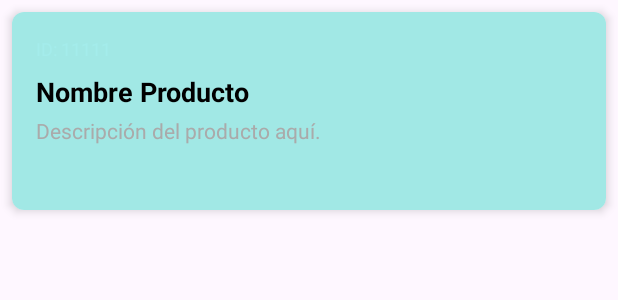
After one commit to juansanchez23/UtadeliciasApp, an Android app: the layout item_product.xml on its own in the app's theme, with its tools: preview values and no code run, on a phone screen of 412 x 824 dp. The commit adds this screen. Shown: the top 300 px of the screen. Run offline under Robolectric (Android 15) with nearby library versions, the phone set to English and light mode, and no system bars.

Commit message:
voy a salir banda pero dejo mi commit

```diff
--- a/app/build.gradle
+++ b/app/build.gradle
@@ -40,9 +40,6 @@ android {
 
 dependencies {
 
-    //Navigation component
-    implementation libs.androidx.navigation.fragment.ktx
-    implementation libs.androidx.navigation.ui.ktx
 
 
     implementation libs.androidx.core.ktx
--- a/app/src/main/java/com/appmoviles/utadeliciasapp/AddProductsFragment.kt
+++ b/app/src/main/java/com/appmoviles/utadeliciasapp/AddProductsFragment.kt
@@ -10,7 +10,7 @@ import android.widget.ImageView
 
 class AddProductsFragment : Fragment() {
 
-    private lateinit var ivBack_add: ImageView
+    private lateinit var ivBackAdd: ImageView
 
     override fun onCreateView(
         inflater: LayoutInflater, container: ViewGroup?,
@@ -24,10 +24,10 @@ class AddProductsFragment : Fragment() {
         super.onViewCreated(view, savedInstanceState)
 
         // Inicializar el ImageView de retroceso
-        ivBack_add = view.findViewById(R.id.ivBack_add)
+        ivBackAdd = view.findViewById(R.id.ivBack_add)
 
         // Configurar el listener para el ImageView
-        ivBack_add.setOnClickListener {
+        ivBackAdd.setOnClickListener {
             parentFragmentManager.popBackStack() // Vuelve al fragmento anterior en la pila
         }
     }
--- a/app/src/main/java/com/appmoviles/utadeliciasapp/NavCliente.kt
+++ b/app/src/main/java/com/appmoviles/utadeliciasapp/NavCliente.kt
@@ -17,7 +17,7 @@ class NavCliente : AppCompatActivity() {
         binding2.bottomNavigationView2.setOnItemSelectedListener {
             when(it.itemId){
                 R.id.home_cliente -> replaceFragment2(home_cliente())
-                R.id.productos_cliente -> replaceFragment2(productos_cliente())
+                R.id.productos_cliente -> replaceFragment2(ProductosFragmentos())
                 R.id.descuentos_clientes -> replaceFragment2(cupones_cliente())
                 R.id.settings_cliente -> replaceFragment2(ajustes_cliente())
                 R.id.notification_cliente -> replaceFragment2(notificacion_cliente())
--- a/app/src/main/res/layout/activity_navegacion.xml
+++ b/app/src/main/res/layout/activity_navegacion.xml
@@ -8,6 +8,7 @@
     android:background="@drawable/fondo"
     tools:context=".HomeActivity">
 
+
     <FrameLayout
         android:id="@+id/frame_layout"
         android:layout_width="0dp"
@@ -16,6 +17,8 @@
         app:layout_constraintEnd_toEndOf="parent"
         app:layout_constraintStart_toStartOf="parent"
         app:layout_constraintTop_toTopOf="parent">
+
+
 
     </FrameLayout>
 
--- /dev/null
+++ b/app/src/main/res/layout/item_product.xml
@@ -0,0 +1,65 @@
+<?xml version="1.0" encoding="utf-8"?>
+<androidx.cardview.widget.CardView xmlns:android="http://schemas.android.com/apk/res/android"
+    xmlns:app="http://schemas.android.com/apk/res-auto"
+    xmlns:tools="http://schemas.android.com/tools"
+    android:layout_width="match_parent"
+    android:layout_height="wrap_content"
+    android:layout_margin="8dp"
+    app:cardCornerRadius="8dp"
+    app:cardElevation="4dp"
+    android:background="@drawable/fondo">
+
+    <LinearLayout
+        android:layout_width="match_parent"
+        android:layout_height="wrap_content"
+        android:orientation="horizontal"
+        android:padding="16dp"
+        android:background="@color/SecundaryBackground">
+
+        <!-- Contenedor del texto -->
+        <LinearLayout
+            android:layout_width="0dp"
+            android:layout_height="wrap_content"
+            android:orientation="vertical"
+            android:layout_weight="1">
+
+            <TextView
+                android:id="@+id/txtIdproduct"
+                android:layout_width="wrap_content"
+                android:layout_height="wrap_content"
+                android:text="ID: 11111"
+                android:textColor="@color/teal_200"
+                android:textSize="12sp" />
+
+            <TextView
+                android:id="@+id/txtNombre"
+                android:layout_width="wrap_content"
+                android:layout_height="wrap_content"
+                android:layout_marginTop="8dp"
+                android:text="Nombre Producto"
+                android:textColor="@android:color/black"
+                android:textSize="18sp"
+                android:textStyle="bold" />
+
+            <TextView
+                android:id="@+id/txtDescripcion"
+                android:layout_width="wrap_content"
+                android:layout_height="wrap_content"
+                android:layout_marginTop="4dp"
+                android:text="Descripción del producto aquí."
+                android:textColor="@android:color/darker_gray"
+                android:textSize="14sp" />
+        </LinearLayout>
+
+        <!-- Imagen del cupón alineada a la derecha -->
+        <ImageView
+            android:id="@+id/ivProducto"
+            android:layout_width="100dp"
+            android:layout_height="100dp"
+            android:layout_marginStart="16dp"
+            android:scaleType="centerCrop"
+            android:contentDescription="Imagen del cupón" />
+
+    </LinearLayout>
+
+</androidx.cardview.widget.CardView>
--- a/build.gradle
+++ b/build.gradle
@@ -1,4 +1,4 @@
-// Top-level build file where you can add configuration options common to all sub-projects/modules.
+    // Top-level build file where you can add configuration options common to all sub-projects/modules.
 plugins {
     alias(libs.plugins.android.application) apply false
     alias(libs.plugins.jetbrains.kotlin.android) apply false
```
Also changed, not shown: app/src/main/java/com/appmoviles/utadeliciasapp/DeleteProductFragment.kt (+10 -1 lines), app/src/main/java/com/appmoviles/utadeliciasapp/ProductosFragmentos.kt (+16 -5 lines), app/src/main/java/com/appmoviles/utadeliciasapp/Products.kt (added, +8 -0 lines), app/src/main/java/com/appmoviles/utadeliciasapp/ProductsAdapter.kt (added, +47 -0 lines), app/src/main/res/layout/fragment_delete_product.xml (+20 -9 lines), app/src/main/res/layout/fragment_productos_fragmentos.xml (+5 -2 lines).
